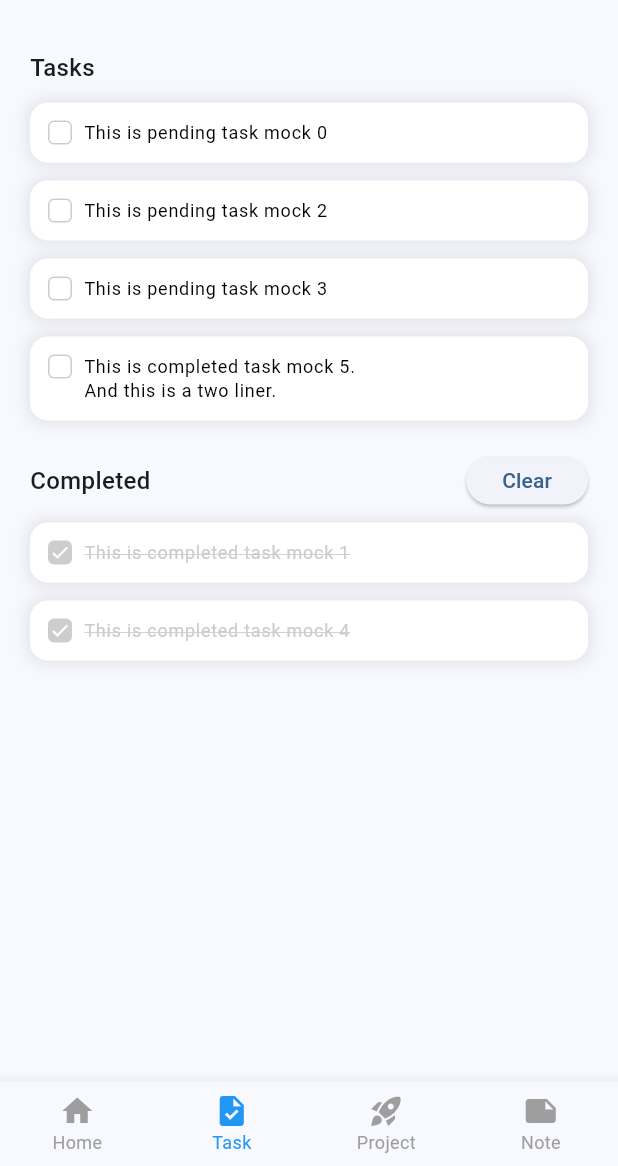
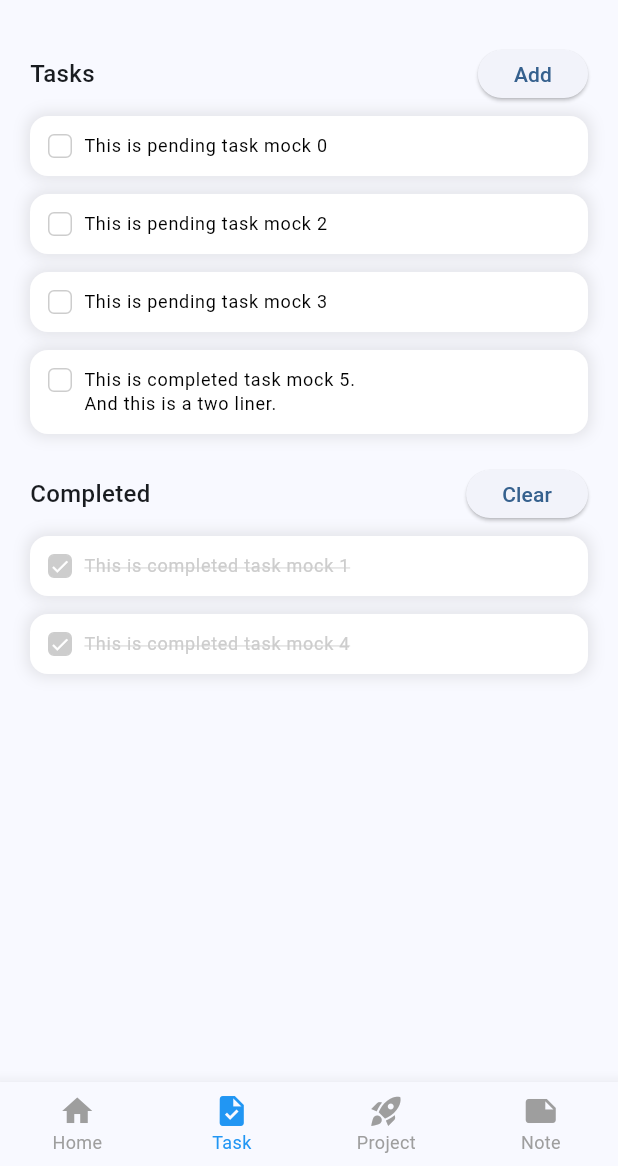
Before and after one commit to jeaniecho/organizly_app, a Flutter app: the screen it shows after launch, item 2 of the bottom bar chosen, on a phone screen of 412 x 824 dp, the part 70-1236 px from its top. Run offline on Flutter 3.47's test engine with Material 2 defaults, Android fonts, the phone set to English and light mode, and no system bars; our stand-ins replace rxdart.

Commit message:
add/delete task

```diff
--- a/lib/models/task_model.dart
+++ b/lib/models/task_model.dart
@@ -1,9 +1,17 @@
+import 'package:flutter/material.dart';
+
 class TaskVM {
   int id;
   bool completed;
   String text;
+  FocusNode? focusNode;
 
-  TaskVM({required this.id, required this.completed, required this.text});
+  TaskVM({
+    required this.id,
+    required this.completed,
+    required this.text,
+    this.focusNode,
+  });
 
   TaskVM copyWith({int? id, bool? completed, String? text}) {
     return TaskVM(
--- a/lib/pages/base/task_page.dart
+++ b/lib/pages/base/task_page.dart
@@ -35,12 +35,35 @@ class PendingTasks extends StatelessWidget {
     return Column(
       crossAxisAlignment: CrossAxisAlignment.start,
       children: [
+        Row(
+          mainAxisAlignment: MainAxisAlignment.spaceBetween,
+          children: [
             const Text(
               'Tasks',
               style: TextStyle(
                 fontSize: 16,
                 fontWeight: FontWeight.w500,
               ),
+            ),
+            SizedBox(
+              height: 32,
+              child: ElevatedButton(
+                onPressed: () {
+                  FocusNode focusNode = FocusNode();
+                  taskBloc.addTask(
+                    TaskVM(
+                      id: DateTime.now().millisecondsSinceEpoch,
+                      completed: false,
+                      text: '',
+                      focusNode: focusNode,
+                    ),
+                  );
+                  focusNode.requestFocus();
+                },
+                child: const Text('Add'),
+              ),
+            ),
+          ],
         ),
         const SizedBox(height: 12),
         StreamBuilder(
```
Also changed, not shown: lib/blocs/task_bloc.dart (+8 -3 lines), lib/widgets/task_box.dart (+7 -0 lines). Lines whose indentation alone changed are shown as unchanged.
